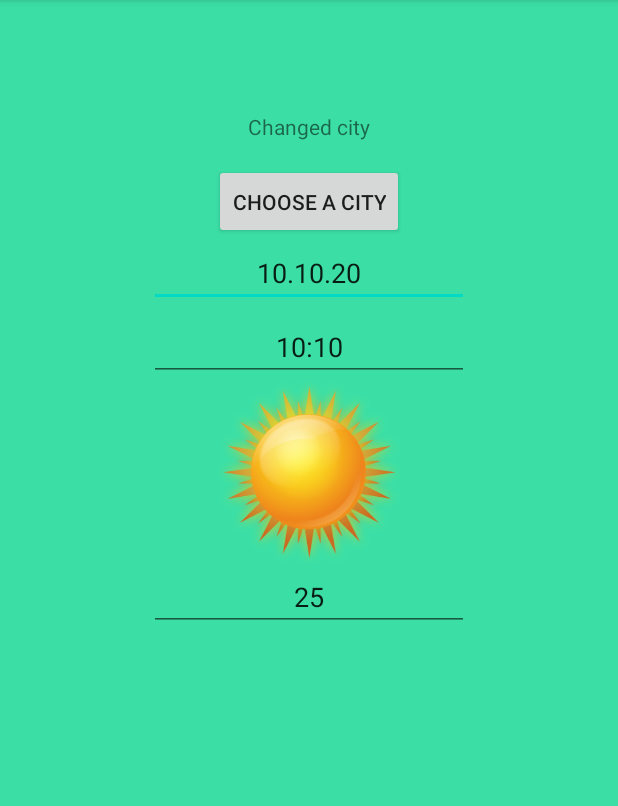
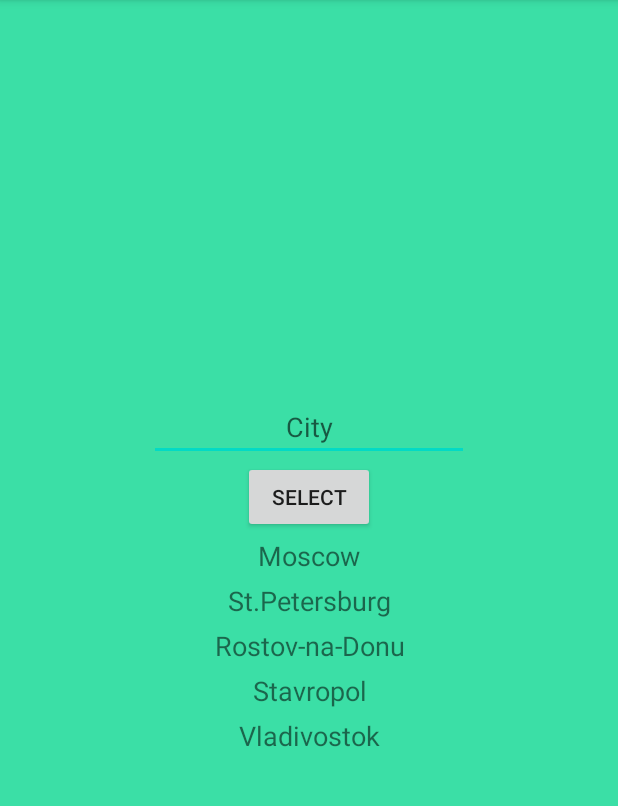
Before and after one commit to Ruslan61/Android_Base_Level, an Android app: the screen it shows after launch (MainActivity before the commit, CityActivity after it), after a tap on "CHOOSE A CITY", on a phone screen of 412 x 824 dp, the part 84-890 px from its top. Run offline under Robolectric (Android 15) with nearby library versions, the phone set to English and light mode, and no system bars.

Commit message:
bugs1: fixed

```diff
--- a/app/src/main/AndroidManifest.xml
+++ b/app/src/main/AndroidManifest.xml
@@ -16,6 +16,10 @@
                 <category android:name="android.intent.category.LAUNCHER" />
             </intent-filter>
         </activity>
+
+        <activity android:name=".ui.activities.CityActivity">
+
+        </activity>
     </application>
 
 </manifest>
--- a/app/src/main/java/com/geekbrains/a1l1_helloworld/ui/activities/MainActivity.java
+++ b/app/src/main/java/com/geekbrains/a1l1_helloworld/ui/activities/MainActivity.java
@@ -76,6 +76,6 @@ public class MainActivity extends AppCompatActivity {
     private void initViews() {
         chooseACity = findViewById(R.id.chooseACityButton);
         textTemperature = findViewById(R.id.actualTemperature);
-        changedCity = findViewById(R.id.changedCity);
+        changedCity = findViewById(R.id.displayedCity);
     }
 }
--- a/app/src/main/res/layout-land/weather_layout.xml
+++ b/app/src/main/res/layout-land/weather_layout.xml
@@ -7,12 +7,12 @@
     android:background="#3BDFA6">
 
     <TextView
-        android:id="@+id/changedCity"
+        android:id="@+id/displayedCity"
         android:layout_width="wrap_content"
         android:layout_height="wrap_content"
         android:gravity="center"
         android:layout_gravity="center"
-        android:text="@string/changed_city" />
+        android:text="@string/city_rostov_na_donu" />
 
     <Button
         android:id="@+id/chooseACityButton"
--- a/app/src/main/res/layout/weather_layout.xml
+++ b/app/src/main/res/layout/weather_layout.xml
@@ -7,13 +7,13 @@
     android:background="#3BDFA6">
 
     <TextView
-        android:id="@+id/changedCity"
+        android:id="@+id/displayedCity"
         android:layout_width="188dp"
         android:layout_height="49dp"
         android:layout_marginTop="60dp"
         android:gravity="center"
         android:layout_gravity="center"
-        android:text="@string/changed_city" />
+        android:text="@string/city_rostov_na_donu" />
 
     <Button
         android:id="@+id/chooseACityButton"
--- a/app/src/main/res/values/strings.xml
+++ b/app/src/main/res/values/strings.xml
@@ -9,7 +9,6 @@
     <string name="city_vladivostok">Vladivostok</string>
     <string name="wind_speed">Wind speed</string>
     <string name="pressure">Pressure</string>
-    <string name="changed_city">Changed city</string>
     <string name="choose_a_city_btn">choose a city</string>
     <string name="cityHint">City</string>
 </resources>
```
Also changed, not shown: 1 other file.
